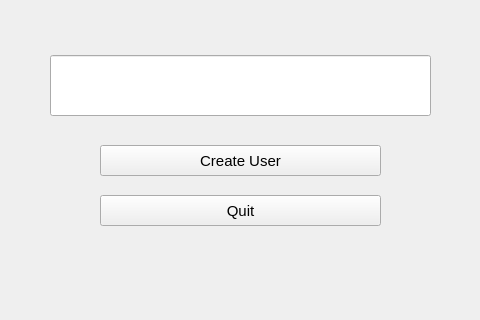
Above: CalendarEnter.ui from iniguitoo/Calendar-Project before the change; both pictures show x 160 to 640 and y 215 to 535 of the 800 by 535 pixel window. Below: the same form after it.
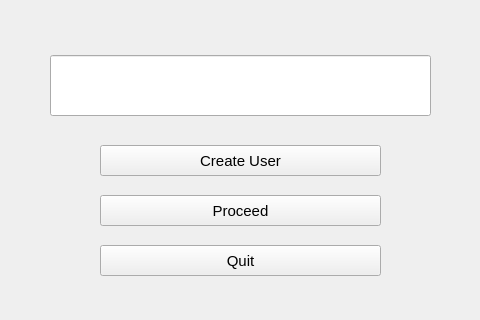
That is the form after the change.

The edit to the form file:
```diff
--- a/CalendarEnter.ui
+++ b/CalendarEnter.ui
@@ -93,7 +93,7 @@
     <property name="geometry">
      <rect>
       <x>260</x>
-      <y>410</y>
+      <y>460</y>
       <width>281</width>
       <height>31</height>
      </rect>
@@ -107,6 +107,24 @@
      <string>Quit</string>
     </property>
    </widget>
+   <widget class="QPushButton" name="pushButton">
+    <property name="geometry">
+     <rect>
+      <x>260</x>
+      <y>410</y>
+      <width>281</width>
+      <height>31</height>
+     </rect>
+    </property>
+    <property name="font">
+     <font>
+      <pointsize>11</pointsize>
+     </font>
+    </property>
+    <property name="text">
+     <string>Proceed</string>
+    </property>
+   </widget>
   </widget>
   <widget class="QMenuBar" name="menubar">
    <property name="geometry">
```
Left out of the diff: 2 changed lines with no effect on the pictures.
